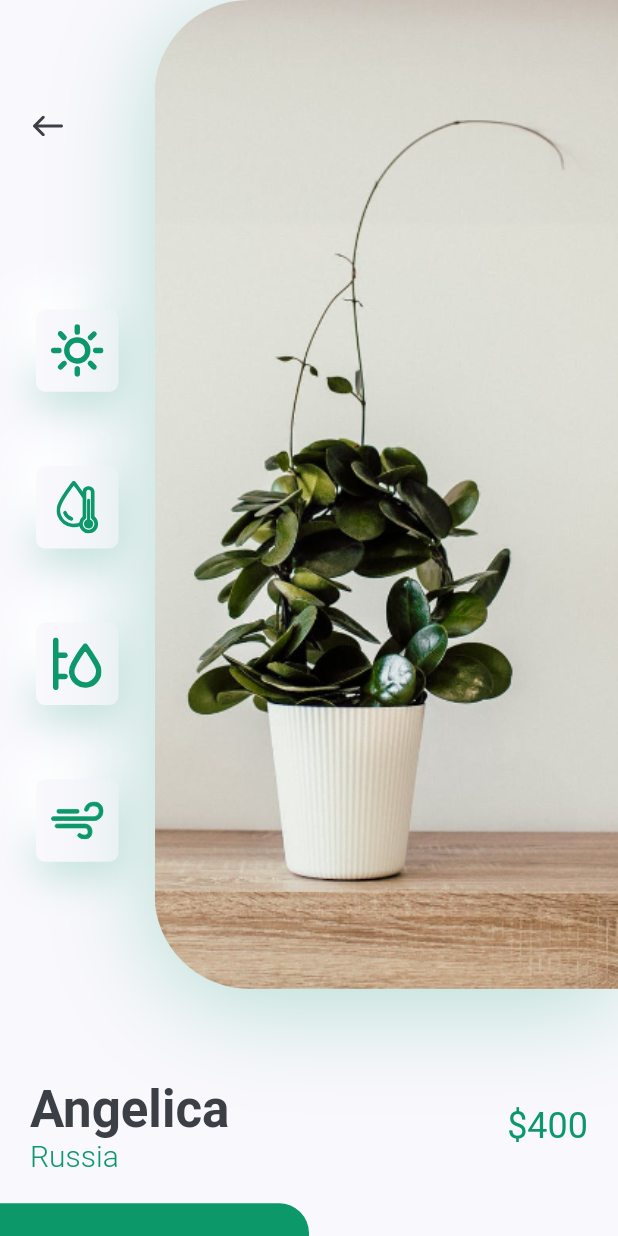
After one commit to harshil-patel-dev/plants_app_ui, a Flutter app: the screen it shows after launch, after a tap on an icon or button, on a phone screen of 412 x 824 dp. The commit adds this screen. Run offline on Flutter 3.47's test engine with Material 2 defaults, Android fonts, the light colour scheme and no system bars; our stand-ins replace flutter_svg.

Commit message:
2 UI pages Developed

```diff
--- a/lib/main.dart
+++ b/lib/main.dart
@@ -1,8 +1,17 @@
 import 'package:flutter/material.dart';
+import 'package:flutter/services.dart';
 import 'package:plants_app_flutter/constants.dart';
 import 'package:plants_app_flutter/screens/home/home_screen.dart';
 
 void main() {
+
+  SystemChrome.setSystemUIOverlayStyle(
+       const SystemUiOverlayStyle(
+         statusBarColor: Colors.transparent
+         //color set to transperent or set your own color
+      )
+  );
+
   runApp(const MyApp());
 }
 
--- a/lib/screens/details/components/body.dart
+++ b/lib/screens/details/components/body.dart
@@ -0,0 +1,31 @@
+import 'package:flutter/material.dart';
+import 'package:plants_app_flutter/constants.dart';
+import 'package:plants_app_flutter/screens/details/components/details_footer.dart';
+import 'package:plants_app_flutter/screens/details/components/img_with_iconCard.dart';
+import 'package:plants_app_flutter/screens/details/components/title_and_price.dart';
+
+class Body extends StatelessWidget {
+  const Body({Key? key}) : super(key: key);
+
+  @override
+  Widget build(BuildContext context) {
+    Size size = MediaQuery.of(context).size;
+    return SingleChildScrollView(
+      child: Column(
+        children: [
+          ImageWithIconCard(size: size),
+          const TitleandPrice(
+            title: "Angelica",
+            country: "Russia",
+            price: 400,
+          ),
+          const SizedBox(
+            height: kDefaultPadding,
+          ),
+          DetailsFooter(),
+          //const SizedBox(height: kDefaultPadding,)
+        ],
+      ),
+    );
+  }
+}
--- /dev/null
+++ b/lib/screens/details/components/details_footer.dart
@@ -0,0 +1,50 @@
+
+import 'package:flutter/material.dart';
+import 'package:plants_app_flutter/constants.dart';
+
+class DetailsFooter extends StatelessWidget {
+  const DetailsFooter({
+    Key? key,
+
+  }) : super(key: key);
+
+
+
+  @override
+  Widget build(BuildContext context) {
+    Size size = MediaQuery.of(context).size;
+    return Row(
+      children: [
+        SizedBox(
+            width: size.width / 2,
+            height: 80,
+            child: TextButton(
+              style: TextButton.styleFrom(
+                shape: const RoundedRectangleBorder(
+                  borderRadius:
+                      BorderRadius.only(topRight: Radius.circular(20)),
+                ),
+                backgroundColor: kPrimaryColor,
+              ),
+              onPressed: () {},
+              child: const Text(
+                "Buy Now",
+                style: TextStyle(color: Colors.white, fontSize: 16),
+              ),
+            )
+        ),
+        Expanded(
+          child: TextButton(
+
+              onPressed: () {},
+              child: const Text(
+                "Description",
+                style: TextStyle(color: kTextColor, fontSize: 16),
+              ),
+            )
+        )
+
+      ],
+    );
+  }
+}
--- /dev/null
+++ b/lib/screens/details/components/icon_card.dart
@@ -0,0 +1,42 @@
+
+import 'package:flutter/material.dart';
+import 'package:flutter_svg/flutter_svg.dart';
+import 'package:plants_app_flutter/constants.dart';
+
+class IconCard extends StatelessWidget {
+  const IconCard({
+    Key? key, required this.icon,
+  }) : super(key: key);
+
+  final String icon;
+
+  @override
+  Widget build(BuildContext context) {
+    Size size = MediaQuery.of(context).size;
+
+    return Container(
+      margin: EdgeInsets.symmetric(vertical: size.height * 0.03),
+      padding: const EdgeInsets.all(kDefaultPadding / 2),
+      height: 55,
+      width: 55,
+      decoration: BoxDecoration(
+        color: kBackgroundColor,
+        borderRadius: BorderRadius.circular(6),
+        boxShadow: [
+          BoxShadow(
+            offset: const Offset(0, 10),
+            blurRadius: 22,
+            color: kPrimaryColor.withOpacity(0.22),
+          ),
+          const BoxShadow(
+              offset: Offset(-15, -15),
+              blurRadius: 20,
+              color: Colors.white,
+          )
+        ],
+
+      ),
+      child: SvgPicture.asset(icon),
+    );
+  }
+}
--- /dev/null
+++ b/lib/screens/details/components/img_with_iconcard.dart
@@ -0,0 +1,74 @@
+
+
+import 'package:flutter/material.dart';
+import 'package:flutter_svg/flutter_svg.dart';
+import 'package:plants_app_flutter/constants.dart';
+import 'package:plants_app_flutter/screens/details/components/icon_card.dart';
+
+class ImageWithIconCard extends StatelessWidget {
+  const ImageWithIconCard({
+    Key? key,
+    required this.size,
+  }) : super(key: key);
+
+  final Size size;
+
+  @override
+  Widget build(BuildContext context) {
+    return Padding(
+      padding: const EdgeInsets.only(bottom: kDefaultPadding * 3),
+      child: SizedBox(
+        height: size.height * 0.8,
+        child: Row(
+          children: <Widget>[
+            Expanded(
+              child: Padding(
+                padding: const EdgeInsets.symmetric(vertical: kDefaultPadding * 3),
+                child: Column(
+                  children: <Widget>[
+                    Align(
+                      alignment: Alignment.topLeft,
+                      child: IconButton(
+                        padding: const EdgeInsets.symmetric(horizontal: kDefaultPadding),
+                        icon: SvgPicture.asset("assets/icons/back_arrow.svg"),
+                        onPressed: () {
+                          Navigator.pop(context);
+                        },
+                      ),
+                    ),
+                    const Spacer(),
+                    const IconCard(icon: "assets/icons/sun.svg"),
+                    const IconCard(icon: "assets/icons/icon_2.svg"),
+                    const IconCard(icon: "assets/icons/icon_3.svg"),
+                    const IconCard(icon: "assets/icons/icon_4.svg"),
+                  ],
+                ),
+              )
+              ),
+            Container(
+              height: size.height * 0.8,
+              width: size.width * 0.75,
+              decoration:  BoxDecoration(
+                  borderRadius: const BorderRadius.only(
+                    topLeft: Radius.circular(63),
+                    bottomLeft: Radius.circular(63),
+                  ),
+                  boxShadow: [
+                    BoxShadow(
+                      offset: const Offset(0, 10),
+                      blurRadius: 60,
+                      color: kPrimaryColor.withOpacity(0.29),
+                    )
+                  ],
+                  image: const DecorationImage(
+                    alignment: Alignment.centerLeft,
+                    fit: BoxFit.cover,
+                    image: AssetImage("assets/images/img.png"),
+                  )),
+            )
+          ],
+        ),
+      ),
+    );
+  }
+}
--- /dev/null
+++ b/lib/screens/details/components/title_and_price.dart
@@ -0,0 +1,50 @@
+
+import 'package:flutter/material.dart';
+import 'package:plants_app_flutter/constants.dart';
+
+class TitleandPrice extends StatelessWidget {
+  const TitleandPrice({
+    Key? key,
+    required this.title,required this.country, required this.price,
+  }) : super(key: key);
+
+  final String title,country;
+  final int price;
+
+  @override
+  Widget build(BuildContext context) {
+    return Padding(
+      padding: const EdgeInsets.symmetric(horizontal: kDefaultPadding),
+      child: Row(
+        children: [
+          RichText(
+            text: TextSpan(
+            children: [
+              TextSpan(
+              text: "$title \n",
+              style: Theme.of(context).textTheme.headline4!.copyWith(
+                fontWeight: FontWeight.bold,
+                color: kTextColor
+              ),
+            ),
+             TextSpan(
+              text: country , style: const TextStyle(
+                fontSize: 20,
+                color: kPrimaryColor,
+                fontWeight: FontWeight.w300,
+              )
+            )
+            ]
+          )
+          ),
+          Spacer(),
+          Text(
+            "\$$price",
+            style: Theme.of(context)
+            .textTheme.headline5!.copyWith(color:kPrimaryColor),
+          )
+        ],
+      ),
+    );
+  }
+}
--- a/lib/screens/details/details_screen.dart
+++ b/lib/screens/details/details_screen.dart
@@ -1,10 +1,18 @@
 import 'package:flutter/material.dart';
+
+import 'package:plants_app_flutter/screens/details/components/body.dart';
+import 'package:plants_app_flutter/screens/details/components/details_footer.dart';
 
 class DetailsScreen extends StatelessWidget {
   const DetailsScreen({Key? key}) : super(key: key);
 
+
+
   @override
   Widget build(BuildContext context) {
-    return Container();
+    return const Scaffold(
+      body: Body(),
+     // bottomNavigationBar: DetailsFooter(),
+    );
   }
 }
--- a/lib/screens/home/components/recomend_plants.dart
+++ b/lib/screens/home/components/recomend_plants.dart
@@ -1,5 +1,3 @@
-
-
 import 'package:flutter/material.dart';
 import 'package:plants_app_flutter/constants.dart';
 import 'package:plants_app_flutter/screens/details/details_screen.dart';
@@ -18,25 +16,29 @@ class RecomendPlants extends StatelessWidget {
           RecomendedPlantCard(
             image: "assets/images/image_1.png",
             title: "Samantha",
-            country:"Russia",
+            country: "Russia",
             price: 440,
             press: () {
-              //Navigator.push(context, MaterialPageRoute(builder: (context) => const DetailsScreen()  ));
+              Navigator.push(context, MaterialPageRoute(builder: (context) => const DetailsScreen()  ));
             },
           ),
           RecomendedPlantCard(
             image: "assets/images/image_2.png",
             title: "Angelica",
-            country:"Russia",
+            country: "Russia",
             price: 440,
-            press: () {},
+            press: () {
+              Navigator.push(context, MaterialPageRoute(builder: (context) => const DetailsScreen()  ));
+            },
           ),
           RecomendedPlantCard(
             image: "assets/images/image_3.png",
             title: "Samantha",
-            country:"Russia",
+            country: "Russia",
             price: 440,
-            press: () {},
+            press: () {
+              Navigator.push(context, MaterialPageRoute(builder: (context) => const DetailsScreen()  ));
+            },
           ),
         ],
       ),
@@ -47,63 +49,64 @@ class RecomendPlants extends StatelessWidget {
 class RecomendedPlantCard extends StatelessWidget {
   const RecomendedPlantCard({
     Key? key,
-
     required this.image,
     required this.title,
     required this.country,
     required this.price,
-    required this.press,
+    this.press,
   }) : super(key: key);
 
   final String image, title, country;
   final int price;
-  final Function press;
+  final Function? press;
 
   @override
   Widget build(BuildContext context) {
-
     Size size = MediaQuery.of(context).size;
     return Container(
       margin: const EdgeInsets.only(
         left: kDefaultPadding,
-        top : kDefaultPadding/2,
-        bottom: kDefaultPadding *2.5,
+        top: kDefaultPadding / 2,
+        bottom: kDefaultPadding * 2.5,
       ),
       width: size.width * 0.4,
+      child: GestureDetector(
+        onTap: () {
+              if (press != null) {
+                press!();
+              }
+        },
         child: Column(
           children: [
             Image.asset(image),
-          GestureDetector(
-            onTap: press(),
-            child: Container(
-              padding: const EdgeInsets.all(kDefaultPadding/2),
-
-              decoration:  BoxDecoration(
+            Container(
+              padding: const EdgeInsets.all(kDefaultPadding / 2),
+              decoration: BoxDecoration(
                   color: Colors.white,
                   borderRadius: const BorderRadius.only(
                     bottomLeft: Radius.circular(10),
                     bottomRight: Radius.circular(10),
                   ),
-                boxShadow:  [
+                  boxShadow: [
                     BoxShadow(
                       offset: const Offset(0, 10),
                       blurRadius: 30,
                       color: kPrimaryColor.withOpacity(0.23),
-                )]
-              ),
+                    )
+                  ]),
               child: Row(
                 children: [
                   RichText(
                     text: TextSpan(
-                    children:[
+                      children: [
                         TextSpan(
                           text: "$title \n".toUpperCase(),
                           style: Theme.of(context).textTheme.button,
                         ),
                         TextSpan(
-                        text: "$country".toUpperCase(),
-                        style: TextStyle(color: kPrimaryColor.withOpacity(0.5))
-                        )
+                            text: country.toUpperCase(),
+                            style: TextStyle(
+                                color: kPrimaryColor.withOpacity(0.5)))
                       ],
                     ),
                   ),
@@ -111,14 +114,16 @@ class RecomendedPlantCard extends StatelessWidget {
                   Text(
                     '\$ $price',
                     style: Theme.of(context)
-                    .textTheme.button!.copyWith(color:kPrimaryColor),
+                        .textTheme
+                        .button!
+                        .copyWith(color: kPrimaryColor),
+                  )
+                ],
+              ),
             )
           ],
         ),
       ),
-          )
-
-      ],),
     );
   }
 }
```
Lines whose indentation alone changed are shown as unchanged.
